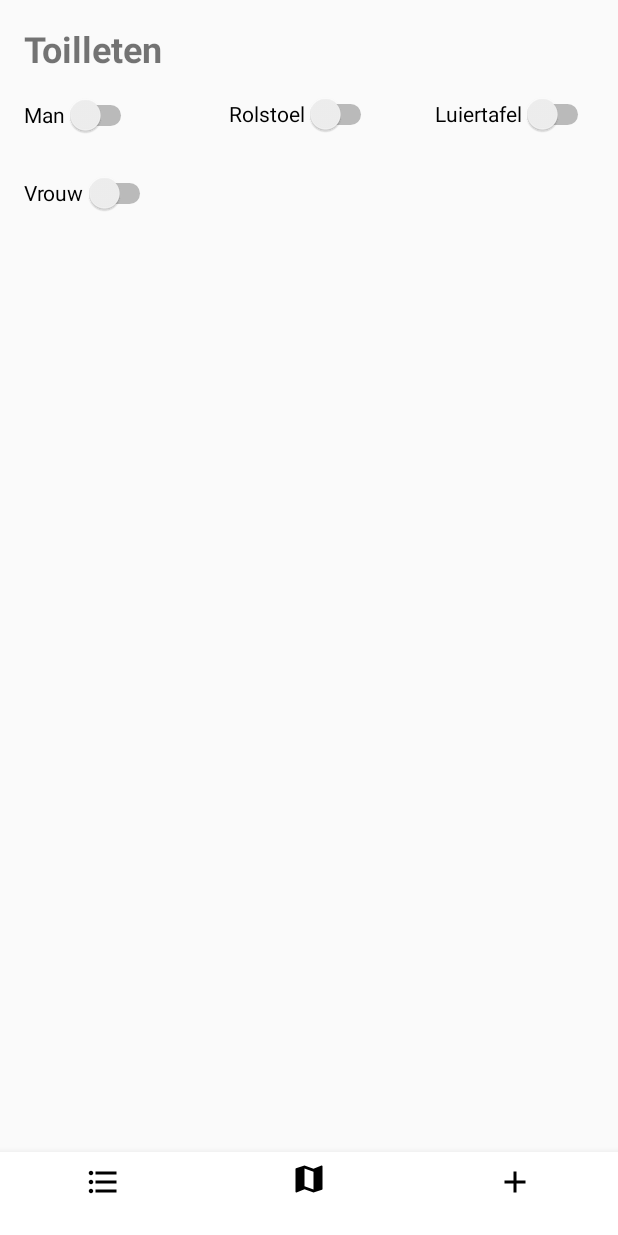
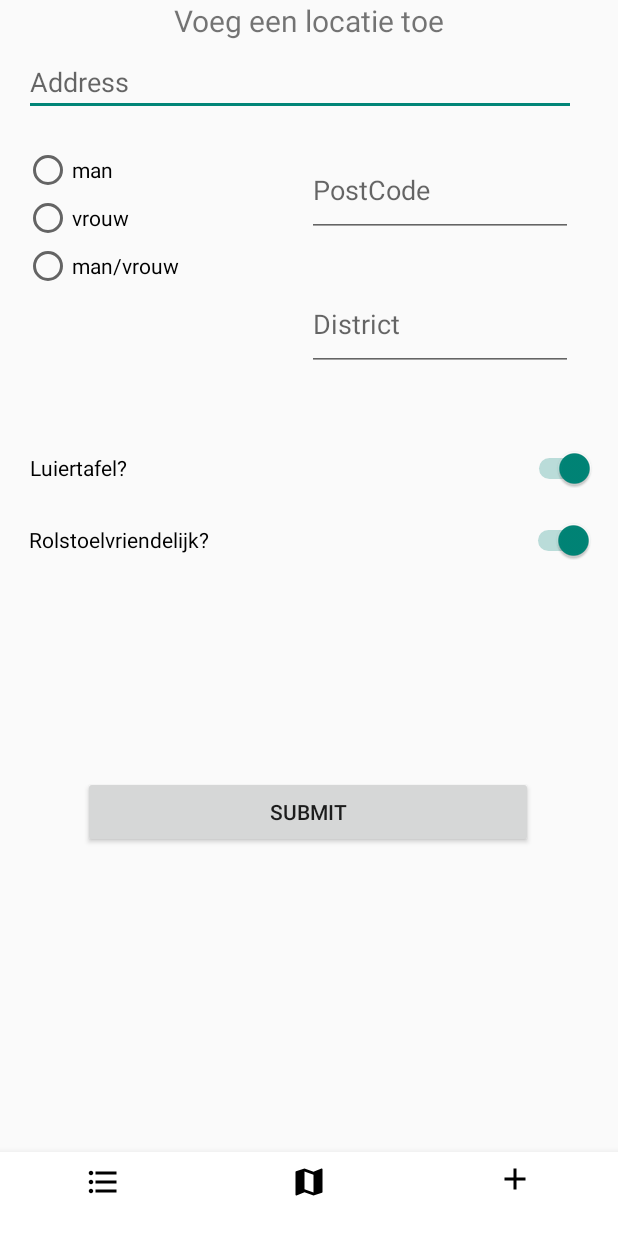
Before and after one commit to bur4k58/Project-mobile, an Android app: the screen it shows after launch (MainActivity before the commit, FormActivity after it), item 3 of the bottom bar chosen, on a phone screen of 412 x 824 dp. Run offline under Robolectric (Android 15) with nearby library versions, the phone set to English and light mode, and no system bars; our stand-ins replace Firebase (no records; nobody signed in at launch, a user with empty details on screens opened directly); libraries missing offline, so code that uses them is left out: com.beust.klaxon, org.osmdroid.util.

Commit message:
activity form

```diff
--- a/Project-mobile/app/src/main/AndroidManifest.xml
+++ b/Project-mobile/app/src/main/AndroidManifest.xml
@@ -45,6 +45,9 @@
             android:name=".activity.MainActivity"
             android:theme="@style/Theme.Design.Light.NoActionBar" />
         <activity
+            android:name=".activity.FormActivity"
+            android:theme="@style/Theme.Design.Light.NoActionBar" />
+        <activity
             android:name=".activity.Splashscreen"
             android:theme="@style/Theme.Design.Light.NoActionBar"
             android:exported="true">
--- a/Project-mobile/app/src/main/java/com/example/project_mobile/activity/FormActivity.kt
+++ b/Project-mobile/app/src/main/java/com/example/project_mobile/activity/FormActivity.kt
@@ -3,22 +3,34 @@ package com.example.project_mobile.activity
 import android.content.Context
 import android.content.Intent
 import android.os.Bundle
+import android.util.Log
 import android.view.View
 import android.view.inputmethod.InputMethodManager
-import android.widget.Button
-import android.widget.EditText
-import android.widget.RadioGroup
-import android.widget.Switch
+import android.widget.*
 import androidx.appcompat.app.AppCompatActivity
+import com.beust.klaxon.JsonArray
+import com.beust.klaxon.JsonObject
+import com.beust.klaxon.Parser
 import com.example.project_mobile.OverviewFragment
 import com.example.project_mobile.R
+import com.example.project_mobile.adapters.OverviewAdapter
+import com.example.project_mobile.data.Attributes
+import com.example.project_mobile.data.JsonBase
 import com.google.android.material.bottomnavigation.BottomNavigationView
+import com.google.firebase.database.ktx.database
+import com.google.firebase.ktx.Firebase
+import com.google.gson.GsonBuilder
+import okhttp3.Callback
+import okhttp3.OkHttpClient
+import okhttp3.Request
+import okhttp3.Response
+import org.osmdroid.util.GeoPoint
+import java.io.IOException
 import java.net.URL
 import java.net.URLEncoder
 
 class FormActivity : AppCompatActivity() {
     private var searchStreet: EditText? = null
-    private var searchNumber: EditText? = null
     private var searchDistrict: EditText? = null
     private var searchPostCode: EditText? = null
     private var submitButton: Button? = null
@@ -28,10 +40,8 @@ class FormActivity : AppCompatActivity() {
     override fun onCreate(savedInstanceState: Bundle?) {
         super.onCreate(savedInstanceState)
         setContentView(R.layout.activity_form)
-        supportFragmentManager.beginTransaction().replace(R.id.form_container, OverviewFragment()).commit()
 
         searchStreet = findViewById(R.id.naamStraat)
-        searchNumber = findViewById(R.id.nummerStraat)
         searchDistrict = findViewById(R.id.naamDistrict)
         searchPostCode = findViewById(R.id.naamPostCode)
         submitButton = findViewById(R.id.button_submit)
@@ -40,9 +50,9 @@ class FormActivity : AppCompatActivity() {
         wheelToilet = findViewById(R.id.round_up_switch)
 
         submitButton?.setOnClickListener {
-            val url = URL(urlNominatim + "search?q=" + URLEncoder.encode(searchField?.text.toString(), "UTF-8") + "&format=json")
+            //val url = URL(urlNominatim + "search?q=" + URLEncoder.encode(searchField?.text.toString(), "UTF-8") + "&format=json")
             it.hideKeyboard()
-            getAddressOrLocation(url)
+            //getAddressOrLocation(url)
         }
 
         //Bottom navigation
@@ -51,6 +61,11 @@ class FormActivity : AppCompatActivity() {
         bottomNavigationView.setOnNavigationItemSelectedListener(BottomNavigationView.OnNavigationItemSelectedListener { menuItem ->
             when (menuItem.itemId) {
                 R.id.form -> return@OnNavigationItemSelectedListener true
+                R.id.map -> {
+                    startActivity(Intent(applicationContext, MapActivity::class.java))
+                    overridePendingTransition(0, 0)
+                    return@OnNavigationItemSelectedListener true
+                }
                 R.id.list -> {
                     startActivity(Intent(applicationContext, MainActivity::class.java))
                     overridePendingTransition(0, 0)
@@ -65,7 +80,89 @@ class FormActivity : AppCompatActivity() {
         val imm = context.getSystemService(Context.INPUT_METHOD_SERVICE) as InputMethodManager
         imm.hideSoftInputFromWindow(windowToken, 0)
     }
-    private fun initForm(){
+    /*private fun getAddressOrLocation(url : EditText?) {
+        var searchReverse = false
+        Thread(Runnable {
+            searchReverse = (url.toString().indexOf("reverse", 0, true) > -1)
+            val client = OkHttpClient()
+            val response: Response
+            val request = Request.Builder()
+                .url(url)
+                .build()
+            response = client.newCall(request).execute()
 
-    }
+            val result = response.body!!.string()
+
+            runOnUiThread {
+                val jsonString = StringBuilder(result!!)
+                Log.d("be.ap.edu.mapsaver", jsonString.toString())
+
+                val parser: Parser = Parser.default()
+
+                if (searchReverse) {
+                    val obj = parser.parse(jsonString) as JsonObject
+
+
+                }
+                else {
+                    val array = parser.parse(jsonString) as JsonArray<JsonObject>
+
+                    if (array.size > 0) {
+                        val obj = array[0]
+                        // mapView center must be updated here and not in doInBackground because of UIThread exception
+                        val geoPoint = GeoPoint(obj.string("lat")!!.toDouble(), obj.string("lon")!!.toDouble())
+                    }
+                    else {
+                        Toast.makeText(applicationContext, "Address not found", Toast.LENGTH_SHORT).show()
+                    }
+                }
+            }
+        }).start()*/
+        /*fun initForm(){
+            getAddressOrLocation(searchStreet)
+        val database = Firebase.database
+        //if
+        database.getReference("toilets").get().addOnSuccessListener {
+            client.newCall(request).enqueue(object : Callback {
+                override fun onResponse(call: okhttp3.Call, response: okhttp3.Response) {
+                    val body = response.body?.string()
+                    val gson = GsonBuilder().create()
+                    val toilet = gson.fromJson(body, JsonBase::class.java)
+                    for (i in 0 until toilet.features.size) {
+                        database.getReference("toilets")
+                            .child(toilet.features.get(i).attributes.ID.toString()).setValue(
+                            Attributes(
+                                private var searchStreet: EditText? = null
+                                    private var searchDistrict: EditText? = null
+                                    private var searchPostCode: EditText? = null
+                                    private var submitButton: Button? = null
+                                    private var genderToilet: RadioGroup? = null
+                                    private var babyToilet: Switch? = null
+                                    private var wheelToilet: Switch? = null
+                                searchStreet,
+                                searchStreet,
+                                searchStreet,
+                                searchStreet,
+                                "",
+                                searchPostCode,
+                                searchDistrict,
+                                genderToilet,
+
+                                toilet.features.get(i).attributes.LUIERTAFEL,
+                                toilet.features.get(i).attributes.LAT,
+                                toilet.features.get(i).attributes.LONG,
+                                toilet.features.get(i).attributes.INTEGRAAL_TOEGANKELIJK,
+                                toilet.features.get(i).geometry.x,
+                                toilet.features.get(i).geometry.y
+                            )
+                        )
+                    }
+                }
+
+                override fun onFailure(call: okhttp3.Call, e: IOException) {
+                    println("Get json fail")
+                }
+            })
+        }
+    }*/
 }
--- a/Project-mobile/app/src/main/java/com/example/project_mobile/activity/MainActivity.kt
+++ b/Project-mobile/app/src/main/java/com/example/project_mobile/activity/MainActivity.kt
@@ -31,6 +31,11 @@ class MainActivity : AppCompatActivity() {
                     overridePendingTransition(0, 0)
                     return@OnNavigationItemSelectedListener true
                 }
+                R.id.form -> {
+                    startActivity(Intent(applicationContext, FormActivity::class.java))
+                    overridePendingTransition(0, 0)
+                    return@OnNavigationItemSelectedListener true
+                }
             }
             false
         })
--- a/Project-mobile/app/src/main/java/com/example/project_mobile/activity/MapActivity.kt
+++ b/Project-mobile/app/src/main/java/com/example/project_mobile/activity/MapActivity.kt
@@ -123,6 +123,11 @@ class MapActivity : AppCompatActivity() {
                 R.id.map -> return@OnNavigationItemSelectedListener true
                 R.id.list -> {
                     startActivity(Intent(applicationContext, MainActivity::class.java))
+                    overridePendingTransition(0, 0)
+                    return@OnNavigationItemSelectedListener true
+                }
+                R.id.form -> {
+                    startActivity(Intent(applicationContext, FormActivity::class.java))
                     overridePendingTransition(0, 0)
                     return@OnNavigationItemSelectedListener true
                 }
--- a/Project-mobile/app/src/main/res/layout/activity_form.xml
+++ b/Project-mobile/app/src/main/res/layout/activity_form.xml
@@ -3,17 +3,19 @@
     xmlns:app="http://schemas.android.com/apk/res-auto"
     xmlns:tools="http://schemas.android.com/tools"
     android:layout_width="match_parent"
-    android:layout_height="match_parent">
+    android:layout_height="match_parent"
+    tools:context=".activity.FormActivity">
 
     <EditText
         android:id="@+id/naamStraat"
-        android:layout_width="177dp"
-        android:layout_height="62dp"
-        android:layout_marginTop="40dp"
-        android:hint="Straat"
-        android:inputType="textPostalAddress"
-        app:layout_constraintEnd_toEndOf="parent"
-        app:layout_constraintHorizontal_bias="0.068"
+        android:layout_width="368dp"
+        android:layout_height="wrap_content"
+        android:layout_alignParentStart="true"
+        android:layout_alignParentTop="true"
+        android:layout_marginStart="16dp"
+        android:layout_marginTop="32dp"
+        android:hint="@string/hint_text"
+        android:text=""
         app:layout_constraintStart_toStartOf="parent"
         app:layout_constraintTop_toTopOf="parent" />
 
@@ -29,20 +31,20 @@
         app:layout_constraintHorizontal_bias="0.871"
         app:layout_constraintStart_toStartOf="parent"
         app:layout_constraintTop_toTopOf="parent"
-        app:layout_constraintVertical_bias="0.115" />
+        app:layout_constraintVertical_bias="0.073" />
 
     <EditText
         android:id="@+id/naamPostCode"
         android:layout_width="177dp"
         android:layout_height="62dp"
-        android:layout_marginStart="135dp"
-        android:layout_marginTop="24dp"
+        android:layout_marginStart="36dp"
+        android:layout_marginTop="96dp"
         android:hint="PostCode"
         android:inputType="number"
         app:layout_constraintEnd_toEndOf="parent"
-        app:layout_constraintHorizontal_bias="0.696"
+        app:layout_constraintHorizontal_bias="0.848"
         app:layout_constraintStart_toStartOf="parent"
-        app:layout_constraintTop_toBottomOf="@+id/nummerStraat" />
+        app:layout_constraintTop_toTopOf="parent" />
 
     <TextView
         android:id="@+id/service_question"
@@ -50,34 +52,23 @@
         android:layout_height="wrap_content"
         android:layout_marginBottom="18dp"
         android:text="Voeg een locatie toe"
+        android:textSize="20dp"
         app:layout_constraintBottom_toTopOf="@+id/naamStraat"
         app:layout_constraintEnd_toEndOf="parent"
-        app:layout_constraintHorizontal_bias="0.12"
+        app:layout_constraintHorizontal_bias="0.5"
         app:layout_constraintStart_toStartOf="parent"
         app:layout_constraintTop_toTopOf="parent"
-        app:layout_constraintVertical_bias="1.0" />
+        app:layout_constraintVertical_bias="0.0" />
 
-    <EditText
-        android:id="@+id/nummerStraat"
-        android:layout_width="177dp"
-        android:layout_height="62dp"
-        android:layout_marginTop="16dp"
-        android:hint="Huisnummer"
-        android:inputType="numberDecimal"
-        app:layout_constraintEnd_toEndOf="parent"
-        app:layout_constraintHorizontal_bias="1.0"
-        app:layout_constraintStart_toEndOf="@+id/naamStraat"
-        app:layout_constraintStart_toStartOf="parent"
-        app:layout_constraintTop_toBottomOf="@+id/service_question" />
 
     <RadioGroup
         android:id="@+id/tip_options"
-        android:layout_width="wrap_content"
-        android:layout_height="wrap_content"
-        android:layout_marginTop="24dp"
+        android:layout_width="153dp"
+        android:layout_height="144dp"
+        android:layout_marginTop="20dp"
         android:orientation="vertical"
         app:layout_constraintEnd_toEndOf="parent"
-        app:layout_constraintHorizontal_bias="0.125"
+        app:layout_constraintHorizontal_bias="0.061"
         app:layout_constraintStart_toStartOf="parent"
         app:layout_constraintTop_toBottomOf="@+id/naamStraat">
 
@@ -95,12 +86,11 @@
 
         <RadioButton
             android:id="@+id/option_both"
-            android:layout_width="139dp"
+            android:layout_width="match_parent"
             android:layout_height="wrap_content"
             android:text="man/vrouw" />
 
     </RadioGroup>
-
 
     <Switch
         android:id="@+id/luier_switch"
@@ -142,8 +132,8 @@
         android:layout_width="match_parent"
         android:layout_height="wrap_content"
         android:background="@android:color/white"
+        app:itemBackground="@android:color/white"
         app:itemIconTint="@color/black"
-        app:itemBackground="@android:color/white"
         app:itemTextColor="@android:color/white"
         app:layout_constraintBottom_toBottomOf="parent"
         app:layout_constraintEnd_toEndOf="parent"
@@ -153,17 +143,5 @@
 
     </com.google.android.material.bottomnavigation.BottomNavigationView>
 
-    <FrameLayout
-        android:id="@+id/form_container"
-        android:layout_width="0dp"
-        android:layout_height="0dp"
-        app:layout_constraintBottom_toTopOf="@+id/bottom_navi"
-        app:layout_constraintEnd_toEndOf="parent"
-        app:layout_constraintStart_toStartOf="parent"
-        app:layout_constraintTop_toTopOf="parent"
-        app:layout_constraintVertical_bias="1.0">
-
-    </FrameLayout>
-
 
 </androidx.constraintlayout.widget.ConstraintLayout>
```
